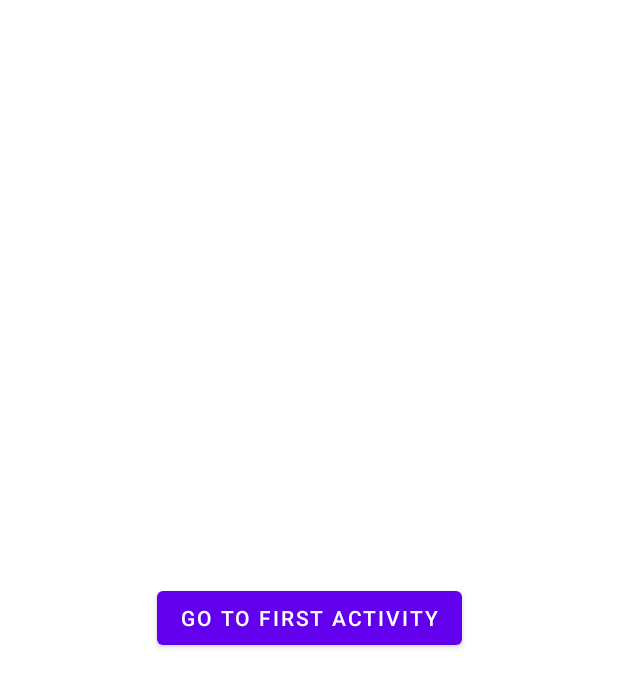
After one commit to sanichtw/AndroidTMS, an Android app: the layout activity_second.xml on its own in the app's theme, with its tools: preview values and no code run, on a phone screen of 412 x 824 dp. The commit adds this screen. Shown: the top 687 px of the screen. Run offline under Robolectric (Android 15) with nearby library versions, the phone set to English and light mode, and no system bars.

Commit message:
did my homework01

```diff
--- /dev/null
+++ b/app/src/main/res/layout/activity_second.xml
@@ -0,0 +1,23 @@
+<?xml version="1.0" encoding="utf-8"?>
+<androidx.constraintlayout.widget.ConstraintLayout xmlns:android="http://schemas.android.com/apk/res/android"
+    android:layout_width="match_parent"
+    android:layout_height="match_parent"
+    xmlns:tools="http://schemas.android.com/tools"
+    xmlns:app="http://schemas.android.com/apk/res-auto"
+    tools:context=".SecondActivity">
+
+    <Button
+        android:id="@+id/back_button"
+        android:layout_width="wrap_content"
+        android:layout_height="wrap_content"
+        android:text="Go to first Activity"
+        tools:layout_editor_absoluteX="105dp"
+        tools:layout_editor_absoluteY="501dp"
+        app:layout_constraintStart_toStartOf="parent"
+        app:layout_constraintEnd_toEndOf="parent"
+        app:layout_constraintTop_toTopOf="parent"
+        app:layout_constraintBottom_toBottomOf="parent"
+        app:layout_constraintVertical_bias="0.5"
+        app:layout_constraintHorizontal_bias="0.5"/>
+
+</androidx.constraintlayout.widget.ConstraintLayout>
--- a/build.gradle
+++ b/build.gradle
@@ -2,5 +2,5 @@
 plugins {
     id 'com.android.application' version '7.4.2' apply false
     id 'com.android.library' version '7.4.2' apply false
-    id 'org.jetbrains.kotlin.android' version '1.8.0' apply false
+    id 'org.jetbrains.kotlin.android' version '1.8.20' apply false
 }
```
Also changed, not shown: app/src/main/java/com/example/myapplication/MainActivity.kt (+55 -19 lines), app/src/main/java/com/example/myapplication/SecondActivity.kt (added, +24 -0 lines), app/src/main/res/layout/activity_main.xml (+8 -0 lines).
